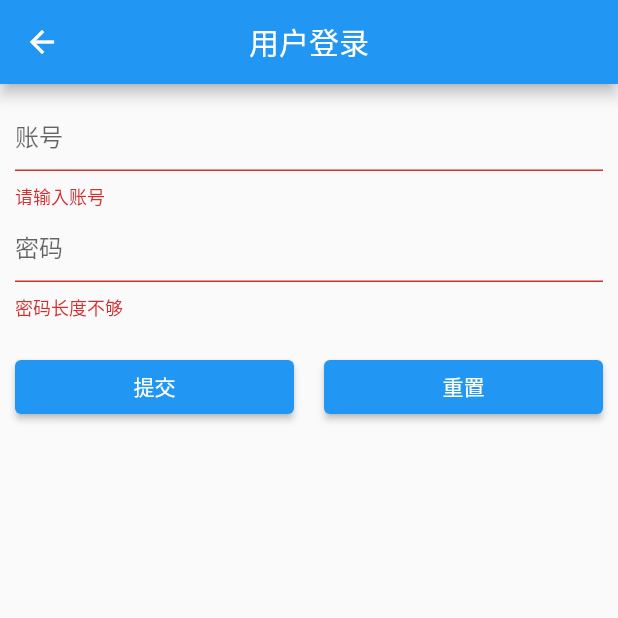
After one commit to JoHa886/flutter_application_demo, a Flutter app: the screen it shows after launch, item 3 of the bottom bar chosen, after a tap on "提交", on a phone screen of 412 x 824 dp, the top half of it. The commit adds this screen. Run offline on Flutter 3.47's test engine with Material 2 defaults, Android fonts, the phone set to English and light mode, and no system bars; our stand-ins replace charts_flutter, dio, fluro, flutter_swiper.

Commit message:
feat(登录页): 添加登录逻辑，接口和路由

```diff
--- a/lib/api/api.dart
+++ b/lib/api/api.dart
@@ -1,14 +1,17 @@
 import 'package:dio/dio.dart';
+
 import 'home.dart';
 import 'init_dio.dart';
+import 'user.dart';
 
 class Api {
   late Dio _dio;
 
-  Api(){
+  Api() {
     _dio = initDio();
   }
 
   HomeApi get ad => HomeApi(_dio);
 
+  UserApi get user => UserApi(_dio);
 }
--- a/lib/main.dart
+++ b/lib/main.dart
@@ -1,8 +1,18 @@
+import 'package:fluro/fluro.dart';
 import 'package:flutter/material.dart';
-import 'package:flutter_application_demo/pages/index.dart';
+import 'package:flutter_application_demo/providers/user_provider.dart';
+import 'package:flutter_application_demo/routes/index.dart';
+import 'package:flutter_application_demo/utils/global.dart';
+import 'package:provider/provider.dart';
 
 void main() {
-  runApp(const MyApp());
+  //初始化路由
+  FluroRouter router = FluroRouter();
+  Routes.configureRoutes(router);
+  Global.router = router;
+  runApp(MultiProvider(providers: [
+    ChangeNotifierProvider.value(value: UserProvider()),
+  ], child: MyApp()));
 }
 
 class MyApp extends StatelessWidget {
@@ -11,10 +21,12 @@ class MyApp extends StatelessWidget {
   // This widget is the root of your application.
   @override
   Widget build(BuildContext context) {
-    return const MaterialApp(
+    return MaterialApp(
       title: 'Flutter Demo',
-      home: Index(),
-      debugShowCheckedModeBanner:false
+      // home: const Index(),
+      debugShowCheckedModeBanner: false,
+      onGenerateRoute: Global.router.generator,
+      initialRoute: "/",
     );
   }
 }
--- a/lib/pages/index.dart
+++ b/lib/pages/index.dart
@@ -2,6 +2,9 @@ import 'package:flutter/material.dart';
 import 'package:flutter_application_demo/pages/chart/chart.dart';
 import 'package:flutter_application_demo/pages/home/home.dart';
 import 'package:flutter_application_demo/pages/mine/mine.dart';
+import 'package:flutter_application_demo/providers/user_provider.dart';
+import 'package:flutter_application_demo/utils/global.dart';
+import 'package:provider/provider.dart';
 
 class Index extends StatefulWidget {
   const Index({Key? key}) : super(key: key);
@@ -14,22 +17,20 @@ class _IndexState extends State<Index> {
   // 定义底部导航按钮
   final List<BottomNavigationBarItem> bottomNavItems = [
     const BottomNavigationBarItem(icon: Icon(Icons.home_sharp), label: "首页"),
-    const BottomNavigationBarItem(icon: Icon(Icons.add_chart_sharp), label: "图表"),
+    const BottomNavigationBarItem(
+        icon: Icon(Icons.add_chart_sharp), label: "图表"),
     const BottomNavigationBarItem(icon: Icon(Icons.people), label: "我的"),
   ];
 
   // 定义导航对应页面
-  final List pages = [
-    const Home(),
-    const Chart(),
-    const Mine()
-  ];
+  final List pages = [const Home(), const Chart(), const Mine()];
 
   // 导航选中的index
   int currentIndex = 0;
 
   @override
   Widget build(BuildContext context) {
+    UserProvider userProvider = Provider.of<UserProvider>(context);
     return Scaffold(
         appBar: AppBar(
           title: const Text("flutter_demo"),
@@ -38,13 +39,17 @@ class _IndexState extends State<Index> {
           items: bottomNavItems,
           currentIndex: currentIndex,
           type: BottomNavigationBarType.fixed,
-        onTap: (index){
+          onTap: (index) {
+            if (index == 2) {
+              if (userProvider.isLogin == false) {
+                Global.router.navigateTo(context, "/login");
+              }
+            }
             setState(() {
               currentIndex = index;
             });
           },
         ),
-      body: pages[currentIndex]
-    );
+        body: pages[currentIndex]);
   }
 }
--- /dev/null
+++ b/lib/pages/login/index.dart
@@ -0,0 +1,118 @@
+import 'package:flutter/material.dart';
+import 'package:flutter_application_demo/providers/user_provider.dart';
+import 'package:flutter_application_demo/utils/global.dart';
+import 'package:provider/provider.dart';
+
+class Login extends StatefulWidget {
+  const Login({Key? key}) : super(key: key);
+
+  @override
+  _LoginState createState() => _LoginState();
+}
+
+class _LoginState extends State<Login> {
+  final GlobalKey<FormState> _formKey = GlobalKey<FormState>();
+  late String _username;
+  late String _password;
+
+  @override
+  Widget build(BuildContext context) {
+    UserProvider userProvider = Provider.of<UserProvider>(context);
+
+    return Scaffold(
+        appBar: AppBar(
+          title: const Text("用户登录"),
+          centerTitle: true,
+        ),
+        body: Container(
+          padding: EdgeInsets.all(10.0),
+          child: Column(
+            children: [
+              Form(
+                  key: _formKey,
+                  child: Column(
+                    children: [
+                      TextFormField(
+                        decoration: const InputDecoration(hintText: '账号'),
+                        validator: (value) {
+                          // RegExp reg = RegExp(r'^\d{11}$');
+                          // if (!reg.hasMatch(value!)) {
+                          //   return '手机号非法111';
+                          // }
+                          return value!.isEmpty ? "请输入账号" : null;
+                        },
+                        onSaved: (value) {
+                          print('_username onSaved');
+                          _username = value!;
+                        },
+                      ),
+                      TextFormField(
+                        obscureText: true,
+                        decoration: const InputDecoration(hintText: '密码'),
+                        validator: (value) {
+                          return value!.length < 6 ? "密码长度不够" : null;
+                        },
+                        onSaved: (value) {
+                          print('_password onSaved');
+                          _password = value!;
+                        },
+                      )
+                    ],
+                  )),
+              const Padding(padding: EdgeInsets.all(10.0)),
+              Row(
+                children: [
+                  Expanded(
+                      child: ElevatedButton(
+                    onPressed: () async {
+                      if (_formKey.currentState!.validate()) {
+                        _formKey.currentState!.save();
+                        var res = await Global.api.user
+                            .login(username: _username, password: _password);
+                        if (res != false) {
+                          print('登录成功');
+                          userProvider.doLogin(res); // 修改用户的登录状态
+                          Global.router.pop(context);
+                        } else {
+                          print('登录失败');
+                          _formKey.currentState!.reset();
+                          showDialog<String>(
+                              context: context,
+                              builder: (BuildContext context) => AlertDialog(
+                                    title: const Text('登录失败'),
+                                    content: const Text('账号或密码错误'),
+                                    actions: <Widget>[
+                                      TextButton(
+                                        onPressed: () =>
+                                            Navigator.pop(context, 'Cancel'),
+                                        child: const Text('Cancel'),
+                                      ),
+                                      TextButton(
+                                        onPressed: () =>
+                                            Navigator.pop(context, 'OK'),
+                                        child: const Text('OK'),
+                                      ),
+                                    ],
+                                  ));
+                        }
+                      }
+                    },
+                    child: const Text('提交'),
+                  )),
+                  const SizedBox(
+                    width: 20,
+                  ),
+                  Expanded(
+                      child: ElevatedButton(
+                    onPressed: () {
+                      _formKey.currentState!.reset();
+                    },
+                    child: const Text('重置'),
+                  ))
+                ],
+              )
+            ],
+          ),
+        ));
+  }
+}
--- a/lib/pages/mine/item_wrap.dart
+++ b/lib/pages/mine/item_wrap.dart
@@ -1,4 +1,5 @@
 import 'package:flutter/material.dart';
+import 'package:flutter_application_demo/utils/global.dart';
 
 class ItemWrap extends StatelessWidget {
   const ItemWrap({Key? key}) : super(key: key);
@@ -186,7 +187,8 @@ class ItemWrap extends StatelessWidget {
                 content: const Text('点击了办公'),
                 actions: <Widget>[
                   TextButton(
-                    onPressed: () => Navigator.pop(context, 'Cancel'),
+                    onPressed: () =>
+                        Global.router.navigateTo(context, "/login"),
                     child: const Text('Cancel'),
                   ),
                   TextButton(
--- /dev/null
+++ b/lib/providers/user_provider.dart
@@ -0,0 +1,36 @@
+import 'package:flutter/material.dart';
+// import 'dart:convert';
+
+class UserProvider with ChangeNotifier {
+  bool _isLogin = false;
+  Map _user = {};
+  Map _userInfo = {};
+
+  bool get isLogin => _isLogin;
+  Map get user => _user;
+  Map get userInfo => _userInfo;
+
+  doLogin(data) {
+    if (data != false) {
+      _isLogin = true;
+      // _user = json.decode(data);
+      // print(data);
+      // _user = data.user;
+      // print(_user);
+      notifyListeners();
+    }
+  }
+
+  doLogout() {
+    _isLogin = false;
+    _user = {};
+    _userInfo = {};
+
+    notifyListeners();
+  }
+
+  // 获取用户信息后，给状态赋值
+  setUserInfo(data) {
+    _userInfo = data;
+  }
+}
--- /dev/null
+++ b/lib/routes/index.dart
@@ -0,0 +1,10 @@
+import 'package:fluro/fluro.dart';
+import 'package:flutter_application_demo/routes/routes_handler.dart';
+
+class Routes {
+  static void configureRoutes(FluroRouter router) {
+    router.define("/", handler: indexHandler);
+    router.define("/login", handler: loginHandler);
+    router.notFoundHandler = notFoundHandler;
+  }
+}
--- /dev/null
+++ b/lib/routes/routes_handler.dart
@@ -0,0 +1,20 @@
+import 'package:flutter/material.dart';
+import 'package:fluro/fluro.dart';
+import 'package:flutter_application_demo/pages/index.dart';
+import 'package:flutter_application_demo/pages/login/index.dart';
+import 'package:flutter_application_demo/pages/not_found/index.dart';
+
+var indexHandler = Handler(
+    handlerFunc: (BuildContext? context, Map<String, List<String>> params) {
+  return Index();
+});
+
+var loginHandler = Handler(
+    handlerFunc: (BuildContext? context, Map<String, List<String>> params) {
+  return Login();
+});
+
+var notFoundHandler = Handler(
+    handlerFunc: (BuildContext? context, Map<String, List<String>> params) {
+  return NotFound();
+});
--- /dev/null
+++ b/lib/utils/global.dart
@@ -0,0 +1,8 @@
+import 'package:fluro/fluro.dart';
+import 'package:flutter_application_demo/api/api.dart';
+
+class Global {
+  static late final FluroRouter router;
+
+  static final Api api = Api();
+}
--- a/pubspec.yaml
+++ b/pubspec.yaml
@@ -35,9 +35,10 @@ dependencies:
   # Use with the CupertinoIcons class for iOS style icons.
   cupertino_icons: ^1.0.2
   dio: ^4.0.4
-  fl_chart: ^0.45.0
   charts_flutter: ^0.12.0
   flutter_swiper: ^1.1.6
+  fluro: ^2.0.3
+  provider: ^6.0.2
 
 dev_dependencies:
   flutter_test:
```
Also changed, not shown: lib/api/init_dio.dart (+14 -18 lines), lib/api/user.dart (added, +27 -0 lines), lib/pages/chart/chart_wrap copy.dart (deleted, +0 -272 lines), lib/pages/not_found/index.dart (added, +12 -0 lines), pubspec.lock. Lines whose indentation alone changed are shown as unchanged.
